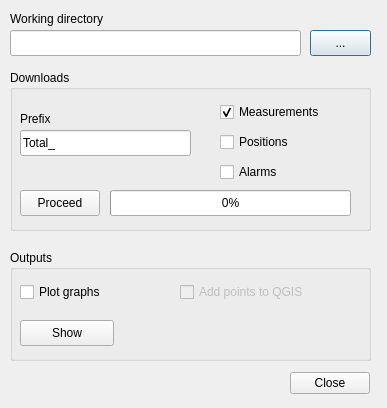
Above: nke_sensor_dialog_base.ui from epzt/pyNKE before the change. Below: the same form after it.
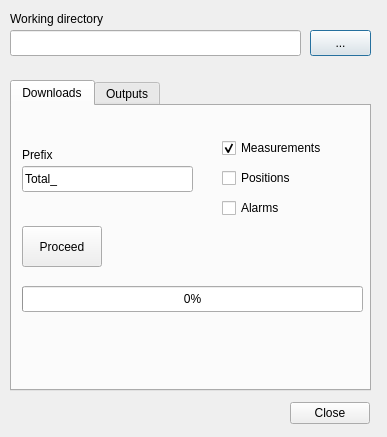
That is the form after the change.

What changed in the file:
```diff
--- a/nke_sensor_dialog_base.ui
+++ b/nke_sensor_dialog_base.ui
@@ -7,7 +7,7 @@
     <x>0</x>
     <y>0</y>
     <width>387</width>
-    <height>408</height>
+    <height>437</height>
    </rect>
   </property>
   <property name="windowTitle">
@@ -55,29 +55,68 @@
     <string>...</string>
    </property>
   </widget>
-  <widget class="QGroupBox" name="groupBox">
+  <widget class="QDialogButtonBox" name="button_box">
+   <property name="geometry">
+    <rect>
+     <x>290</x>
+     <y>400</y>
+     <width>80</width>
+     <height>26</height>
+    </rect>
+   </property>
+   <property name="orientation">
+    <enum>Qt::Horizontal</enum>
+   </property>
+   <property name="standardButtons">
+    <set>QDialogButtonBox::Close</set>
+   </property>
+  </widget>
+  <widget class="QTabWidget" name="tabWidget">
    <property name="geometry">
     <rect>
      <x>10</x>
-     <y>70</y>
+     <y>80</y>
      <width>361</width>
-     <height>161</height>
+     <height>311</height>
     </rect>
    </property>
-   <property name="title">
+   <property name="currentIndex">
+    <number>0</number>
+   </property>
+   <widget class="QWidget" name="downloads">
+    <attribute name="title">
     <string>Downloads</string>
-   </property>
-   <widget class="QLineEdit" name="prefixOutputFilesLineEdit">
+    </attribute>
+    <widget class="QProgressBar" name="downloadProgressBar">
+     <property name="enabled">
+      <bool>true</bool>
+     </property>
     <property name="geometry">
      <rect>
       <x>10</x>
-      <y>60</y>
-      <width>171</width>
+       <y>180</y>
+       <width>341</width>
       <height>26</height>
      </rect>
     </property>
+     <property name="value">
+      <number>0</number>
+     </property>
+    </widget>
+    <widget class="QCheckBox" name="measurementsCheckBox">
+     <property name="geometry">
+      <rect>
+       <x>210</x>
+       <y>30</y>
+       <width>136</width>
+       <height>24</height>
+      </rect>
+     </property>
     <property name="text">
-     <string>Total_</string>
+      <string>Measurements</string>
+     </property>
+     <property name="checked">
+      <bool>true</bool>
     </property>
    </widget>
    <widget class="QLabel" name="label_2">
@@ -93,22 +132,6 @@
      <string>Prefix</string>
     </property>
    </widget>
-   <widget class="QCheckBox" name="measurementsCheckBox">
-    <property name="geometry">
-     <rect>
-      <x>210</x>
-      <y>30</y>
-      <width>136</width>
-      <height>24</height>
-     </rect>
-    </property>
-    <property name="text">
-     <string>Measurements</string>
-    </property>
-    <property name="checked">
-     <bool>true</bool>
-    </property>
-   </widget>
    <widget class="QCheckBox" name="positionsCheckBox">
     <property name="geometry">
      <rect>
@@ -138,48 +161,37 @@
      <string>Alarms</string>
     </property>
    </widget>
+    <widget class="QLineEdit" name="prefixOutputFilesLineEdit">
+     <property name="geometry">
+      <rect>
+       <x>10</x>
+       <y>60</y>
+       <width>171</width>
+       <height>26</height>
+      </rect>
+     </property>
+     <property name="text">
+      <string>Total_</string>
+     </property>
+    </widget>
    <widget class="QPushButton" name="proceedPushButton">
     <property name="geometry">
      <rect>
       <x>10</x>
       <y>120</y>
       <width>80</width>
-      <height>26</height>
+       <height>41</height>
      </rect>
     </property>
     <property name="text">
      <string>Proceed</string>
     </property>
    </widget>
-   <widget class="QProgressBar" name="downloadProgressBar">
-    <property name="enabled">
-     <bool>true</bool>
-    </property>
-    <property name="geometry">
-     <rect>
-      <x>100</x>
-      <y>120</y>
-      <width>241</width>
-      <height>26</height>
-     </rect>
-    </property>
-    <property name="value">
-     <number>0</number>
-    </property>
    </widget>
-  </widget>
-  <widget class="QGroupBox" name="groupBox_2">
-   <property name="geometry">
-    <rect>
-     <x>10</x>
-     <y>250</y>
-     <width>361</width>
-     <height>111</height>
-    </rect>
-   </property>
-   <property name="title">
+   <widget class="QWidget" name="outputs">
+    <attribute name="title">
     <string>Outputs</string>
-   </property>
+    </attribute>
    <widget class="QCheckBox" name="plotGraphsCheckBox">
     <property name="geometry">
      <rect>
@@ -213,7 +225,7 @@
     <property name="geometry">
      <rect>
       <x>10</x>
-      <y>70</y>
+       <y>240</y>
       <width>94</width>
       <height>26</height>
      </rect>
@@ -223,21 +235,6 @@
     </property>
    </widget>
   </widget>
-  <widget class="QDialogButtonBox" name="button_box">
-   <property name="geometry">
-    <rect>
-     <x>290</x>
-     <y>370</y>
-     <width>80</width>
-     <height>26</height>
-    </rect>
-   </property>
-   <property name="orientation">
-    <enum>Qt::Horizontal</enum>
-   </property>
-   <property name="standardButtons">
-    <set>QDialogButtonBox::Close</set>
-   </property>
   </widget>
  </widget>
  <resources/>
```
Lines whose indentation alone changed are shown as unchanged.
